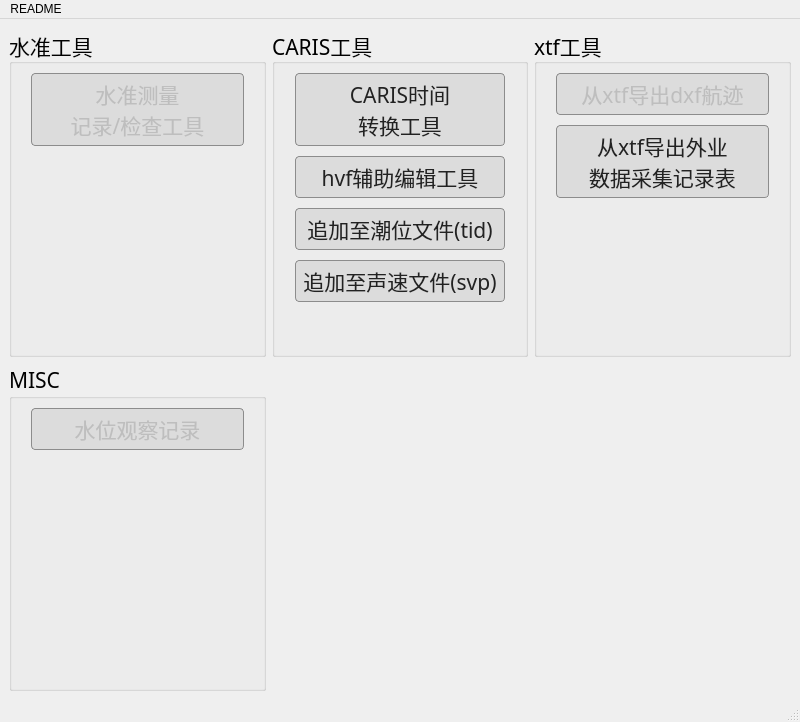
The window that msa_apps_platter/msa_apps_platter.ui (Chad-Wan/py_cn_msa) describes before a commit, drawn with Qt 5.
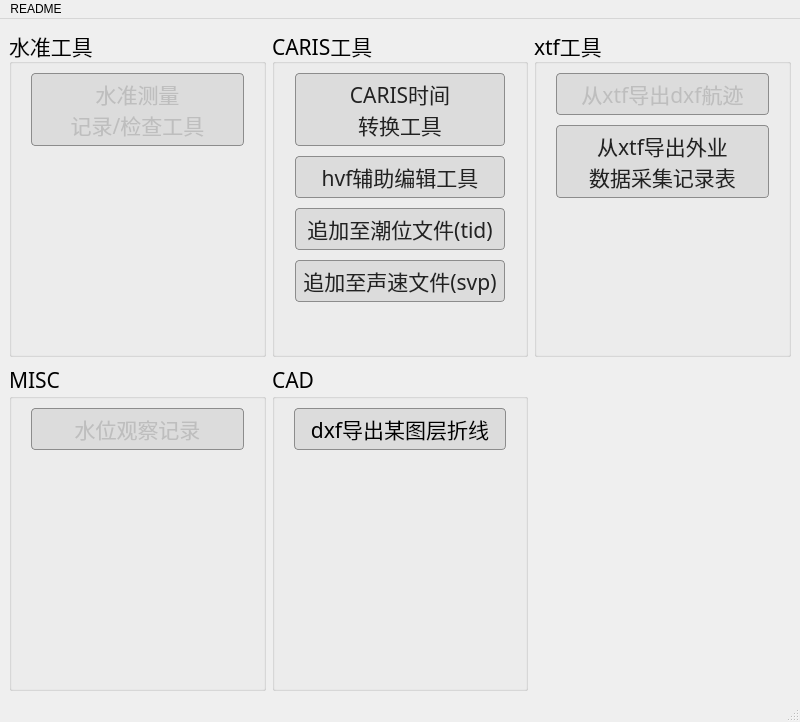
The same window after the commit.

What changed in the file:
```diff
--- a/msa_apps_platter/msa_apps_platter.ui
+++ b/msa_apps_platter/msa_apps_platter.ui
@@ -409,6 +409,76 @@
         </layout>
        </widget>
       </item>
+      <item row="1" column="1">
+       <widget class="QGroupBox" name="groupBox_5">
+        <property name="font">
+         <font>
+          <family>Adwaita Sans</family>
+          <pointsize>16</pointsize>
+         </font>
+        </property>
+        <property name="title">
+         <string>CAD</string>
+        </property>
+        <property name="alignment">
+         <set>Qt::AlignmentFlag::AlignLeading|Qt::AlignmentFlag::AlignLeft|Qt::AlignmentFlag::AlignVCenter</set>
+        </property>
+        <layout class="QHBoxLayout" name="horizontalLayout_7">
+         <item>
+          <layout class="QVBoxLayout" name="verticalLayout_5">
+           <property name="spacing">
+            <number>10</number>
+           </property>
+           <property name="leftMargin">
+            <number>10</number>
+           </property>
+           <property name="rightMargin">
+            <number>10</number>
+           </property>
+           <item>
+            <widget class="QPushButton" name="pushButton_dxf_ana_and_gen">
+             <property name="enabled">
+              <bool>true</bool>
+             </property>
+             <property name="styleSheet">
+              <string notr="true">QPushButton {
+    background-color: rgb(220,220,220);
+    border: 1px solid rgb(140,140,140);
+    padding: 4px;
+    border-radius: 4px;  /* 圆角，0=直角 */
+}
+QPushButton:hover {
+    background-color: rgb(230,230,230);
+    border:1px solid rgb(100,100,100); /* hover时边框变深 */
+}
+QPushButton:pressed {
+    background-color: rgb(200,200,200);
+    border:1px solid rgb(70,70,70);
+}</string>
+             </property>
+             <property name="text">
+              <string>dxf导出某图层折线</string>
+             </property>
+            </widget>
+           </item>
+           <item>
+            <spacer name="verticalSpacer_5">
+             <property name="orientation">
+              <enum>Qt::Orientation::Vertical</enum>
+             </property>
+             <property name="sizeHint" stdset="0">
+              <size>
+               <width>20</width>
+               <height>40</height>
+              </size>
+             </property>
+            </spacer>
+           </item>
+          </layout>
+         </item>
+        </layout>
+       </widget>
+      </item>
      </layout>
     </item>
    </layout>
```
